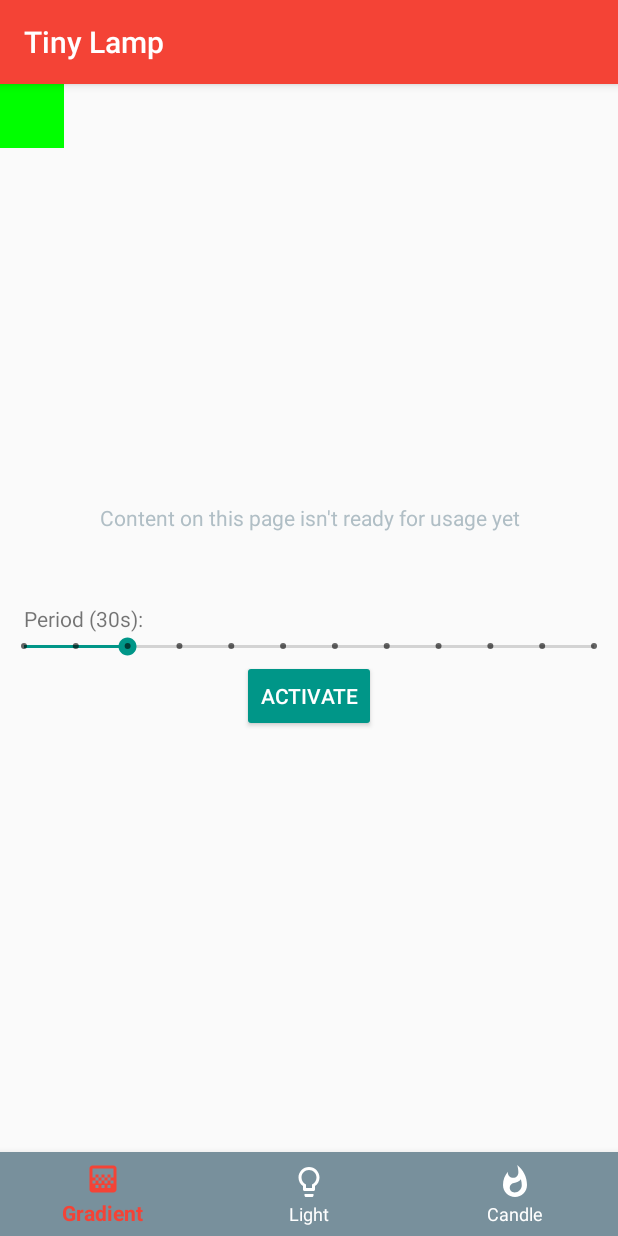
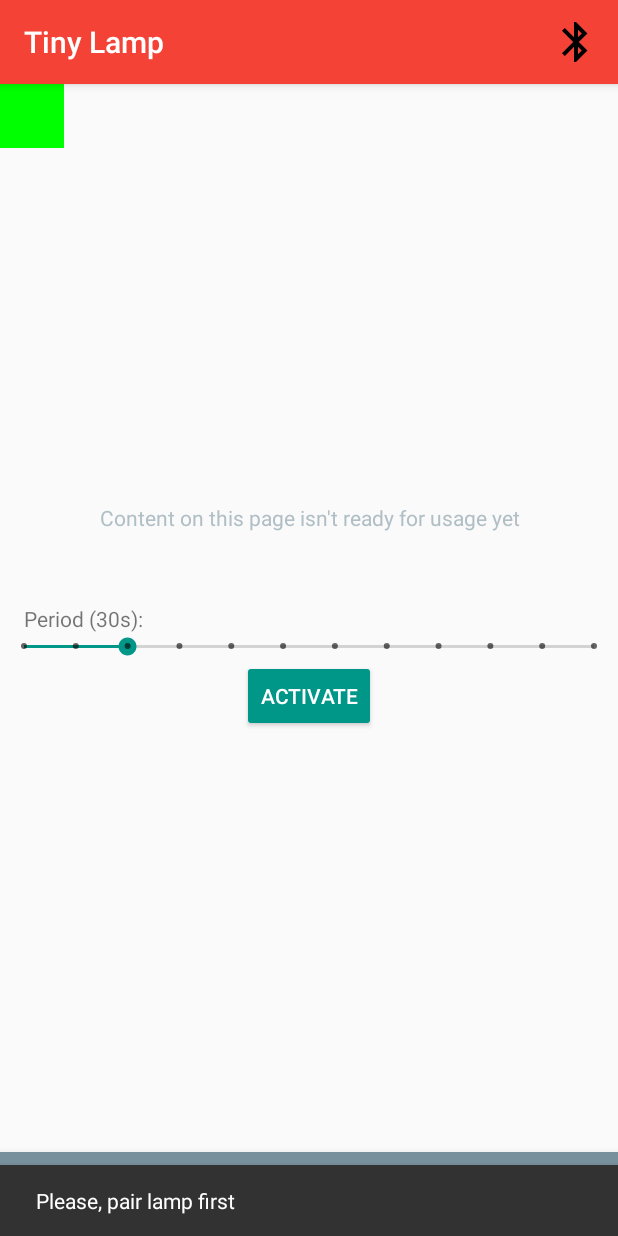
Before and after one commit to dector/tlamp, an Android app: the screen it shows after launch (MainActivity), after a tap on "ACTIVATE", on a phone screen of 412 x 824 dp. Run offline under Robolectric (Android 15) with nearby library versions, the light colour scheme and no system bars.

Commit message:
Android ~ VERY dirty BT control implementation

```diff
--- a/android/app/src/main/AndroidManifest.xml
+++ b/android/app/src/main/AndroidManifest.xml
@@ -2,6 +2,8 @@
 <manifest
     xmlns:android="http://schemas.android.com/apk/res/android"
     package="io.github.dector.tlamp">
+
+    <uses-permission android:name="android.permission.BLUETOOTH" />
 
     <application
         android:allowBackup="true"
@@ -17,6 +19,8 @@
             </intent-filter>
         </activity>
 
+        <activity android:name="app.akexorcist.bluetoothspp.DeviceList" />
+
     </application>
 
 </manifest>
--- /dev/null
+++ b/android/app/src/main/res/drawable/ic_bluetooth.xml
@@ -0,0 +1,4 @@
+<?xml version="1.0" encoding="UTF-8" standalone="no"?>
+<vector xmlns:android="http://schemas.android.com/apk/res/android" android:height="48dp" android:viewportHeight="24.0" android:viewportWidth="24.0" android:width="48dp">
+    <path android:fillColor="#000000" android:pathData="M17.71,7.71L12,2h-1v7.59L6.41,5 5,6.41 10.59,12 5,17.59 6.41,19 11,14.41L11,22h1l5.71,-5.71 -4.3,-4.29 4.3,-4.29zM13,5.83l1.88,1.88L13,9.59L13,5.83zM14.88,16.29L13,18.17v-3.76l1.88,1.88z"/>
+</vector>
--- /dev/null
+++ b/android/app/src/main/res/drawable/ic_disconnect_bluetooth.xml
@@ -0,0 +1,4 @@
+<?xml version="1.0" encoding="UTF-8" standalone="no"?>
+<vector xmlns:android="http://schemas.android.com/apk/res/android" android:height="48dp" android:viewportHeight="24.0" android:viewportWidth="24.0" android:width="48dp">
+    <path android:fillColor="#000000" android:pathData="M13,5.83l1.88,1.88 -1.6,1.6 1.41,1.41 3.02,-3.02L12,2h-1v5.03l2,2v-3.2zM5.41,4L4,5.41 10.59,12 5,17.59 6.41,19 11,14.41V22h1l4.29,-4.29 2.3,2.29L20,18.59 5.41,4zM13,18.17v-3.76l1.88,1.88L13,18.17z"/>
+</vector>
--- a/android/app/src/main/res/layout/activity_main.xml
+++ b/android/app/src/main/res/layout/activity_main.xml
@@ -3,7 +3,7 @@
     xmlns:android="http://schemas.android.com/apk/res/android"
     xmlns:app="http://schemas.android.com/apk/res-auto"
     xmlns:tools="http://schemas.android.com/tools"
-    android:id="@+id/activity_main"
+    android:id="@+id/main_root"
     android:layout_width="match_parent"
     android:layout_height="match_parent"
     tools:context="io.github.dector.tlamp.MainActivity">
@@ -27,6 +27,6 @@
         app:itemBackground="@color/main_navigation_background"
         app:itemIconTint="@color/main_navigation_icon"
         app:itemTextColor="@color/main_navigation_text"
-        app:menu="@menu/menu_main"/>
+        app:menu="@menu/menu_main_navigation"/>
 
 </RelativeLayout>
--- a/android/app/src/main/res/menu/menu_main.xml
+++ b/android/app/src/main/res/menu/menu_main.xml
@@ -4,21 +4,15 @@
     xmlns:app="http://schemas.android.com/apk/res-auto">
 
     <item
-        android:id="@+id/main_gradient"
-        android:icon="@drawable/ic_gradient"
-        android:title="@string/main.navigation.gradient"
+        android:id="@+id/main_bluetooth"
+        android:icon="@drawable/ic_bluetooth"
+        android:title="@string/main.menu.connect.to.lamp"
         app:showAsAction="ifRoom"/>
 
     <item
-        android:id="@+id/main_light"
-        android:icon="@drawable/ic_bulb"
-        android:title="@string/main.navigation.light"
-        app:showAsAction="ifRoom"/>
-
-    <item
-        android:id="@+id/main_candle"
-        android:icon="@drawable/ic_fire"
-        android:title="@string/main.navigation.candle"
+        android:id="@+id/main_disconnect"
+        android:icon="@drawable/ic_disconnect_bluetooth"
+        android:title="@string/main.menu.disconnect.from.lamp"
         app:showAsAction="ifRoom"/>
 
 </menu>
--- /dev/null
+++ b/android/app/src/main/res/menu/menu_main_navigation.xml
@@ -0,0 +1,24 @@
+<?xml version="1.0" encoding="utf-8"?>
+<menu
+    xmlns:android="http://schemas.android.com/apk/res/android"
+    xmlns:app="http://schemas.android.com/apk/res-auto">
+
+    <item
+        android:id="@+id/main_gradient"
+        android:icon="@drawable/ic_gradient"
+        android:title="@string/main.navigation.gradient"
+        app:showAsAction="ifRoom"/>
+
+    <item
+        android:id="@+id/main_light"
+        android:icon="@drawable/ic_bulb"
+        android:title="@string/main.navigation.light"
+        app:showAsAction="ifRoom"/>
+
+    <item
+        android:id="@+id/main_candle"
+        android:icon="@drawable/ic_fire"
+        android:title="@string/main.navigation.candle"
+        app:showAsAction="ifRoom"/>
+
+</menu>
--- a/android/app/src/main/res/values/strings.xml
+++ b/android/app/src/main/res/values/strings.xml
@@ -6,11 +6,23 @@
     <string name="format.minutes">%dm</string>
     <string name="format.seconds">%ds</string>
 
+    <!-- Bluetooth -->
+    <string name="bluetooth.lamp.connected">Your lamp successfully connected</string>
+    <string name="bluetooth.lamp.not.connected">Please, pair lamp first</string>
+    <string name="bluetooth.not.found">There is no bluetooth on this device</string>
+    <string name="bluetooth.should.be.enabled">Please, turn on bluetooth</string>
+    <string name="bluetooth.turn.on">Turn On</string>
+    <string name="bluetooth.select.device">Select BT device</string>
+
     <!-- Empty state -->
     <string name="empty.content.title">Oops!</string>
     <string name="empty.content.hint">There is nothing here (yet)</string>
 
-    <!--Main screen -->
+    <!-- Main menu -->
+    <string name="main.menu.connect.to.lamp">Connect to lamp</string>
+    <string name="main.menu.disconnect.from.lamp">Disconnect from lamp</string>
+
+    <!-- Main screen -->
     <string name="main.navigation.gradient">Gradient</string>
     <string name="main.navigation.light">Light</string>
     <string name="main.navigation.candle">Candle</string>
--- a/android/app/src/main/res/values/styles.xml
+++ b/android/app/src/main/res/values/styles.xml
@@ -6,6 +6,8 @@
         <item name="colorPrimary">@color/colorPrimary</item>
         <item name="colorPrimaryDark">@color/colorPrimaryDark</item>
         <item name="colorAccent">@color/colorAccent</item>
+
+        <item name="alertDialogTheme">@style/AlertDialog.AppCompat</item>
     </style>
 
 </resources>
```
Also changed, not shown: android/app/src/main/kotlin/io/github/dector/tlamp/MainActivity.kt (+107 -4 lines), android/app/src/main/kotlin/io/github/dector/tlamp/connection/LampDataLoader.kt (+11 -0 lines).
